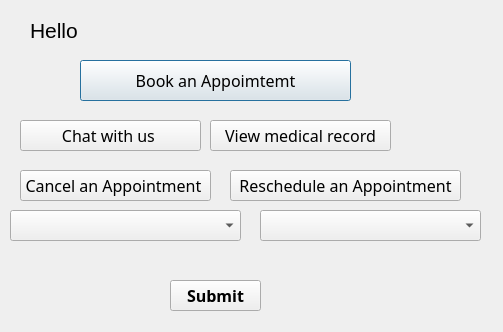
Old version of the form patientmanagmentwindow.ui in the repository Habboba/el-lally.
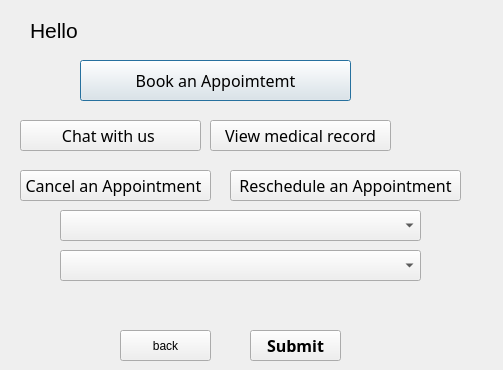
New version of the form.

```diff
--- a/patientmanagmentwindow.ui
+++ b/patientmanagmentwindow.ui
@@ -7,7 +7,7 @@
     <x>0</x>
     <y>0</y>
     <width>503</width>
-    <height>332</height>
+    <height>370</height>
    </rect>
   </property>
   <property name="windowTitle">
@@ -149,9 +149,9 @@
   <widget class="QComboBox" name="comboBoxReschedule">
    <property name="geometry">
     <rect>
-     <x>260</x>
-     <y>210</y>
-     <width>221</width>
+     <x>60</x>
+     <y>250</y>
+     <width>361</width>
      <height>31</height>
     </rect>
    </property>
@@ -165,9 +165,9 @@
   <widget class="QComboBox" name="comboBoxCancel">
    <property name="geometry">
     <rect>
-     <x>10</x>
+     <x>60</x>
      <y>210</y>
-     <width>231</width>
+     <width>361</width>
      <height>31</height>
     </rect>
    </property>
@@ -181,8 +181,8 @@
   <widget class="QPushButton" name="pushButtonSubmit">
    <property name="geometry">
     <rect>
-     <x>170</x>
-     <y>280</y>
+     <x>250</x>
+     <y>330</y>
      <width>91</width>
      <height>31</height>
     </rect>
@@ -198,6 +198,19 @@
     <string>Submit</string>
    </property>
   </widget>
+  <widget class="QPushButton" name="pushButton">
+   <property name="geometry">
+    <rect>
+     <x>120</x>
+     <y>330</y>
+     <width>91</width>
+     <height>31</height>
+    </rect>
+   </property>
+   <property name="text">
+    <string>back</string>
+   </property>
+  </widget>
  </widget>
  <resources/>
  <connections/>
```
